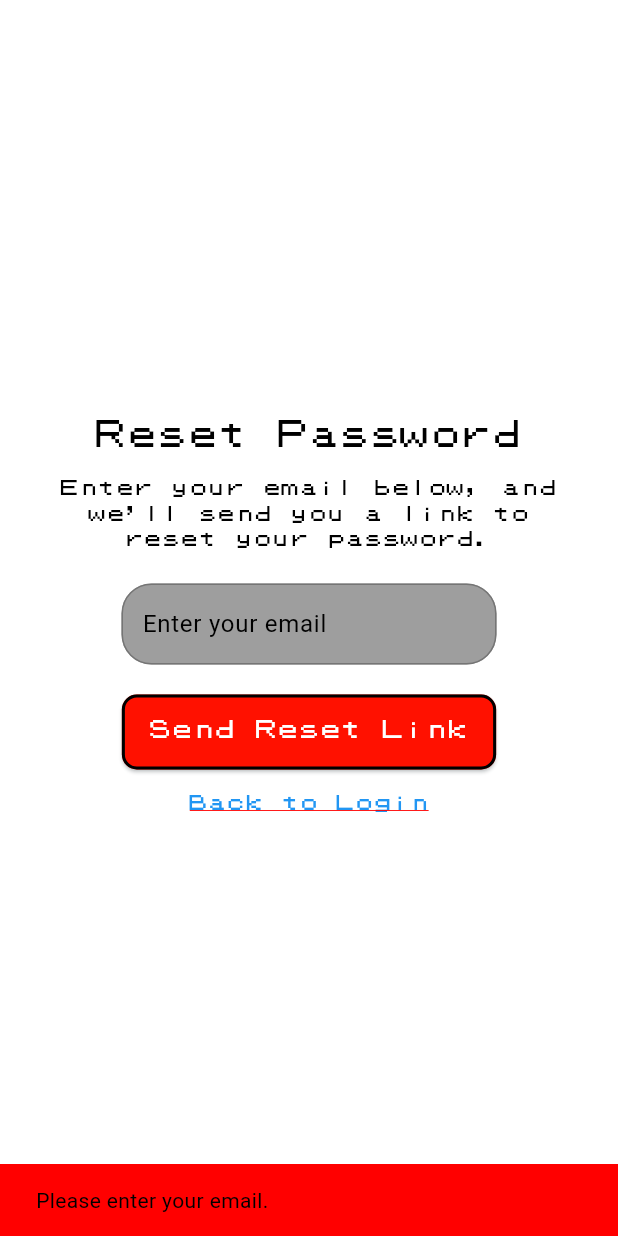
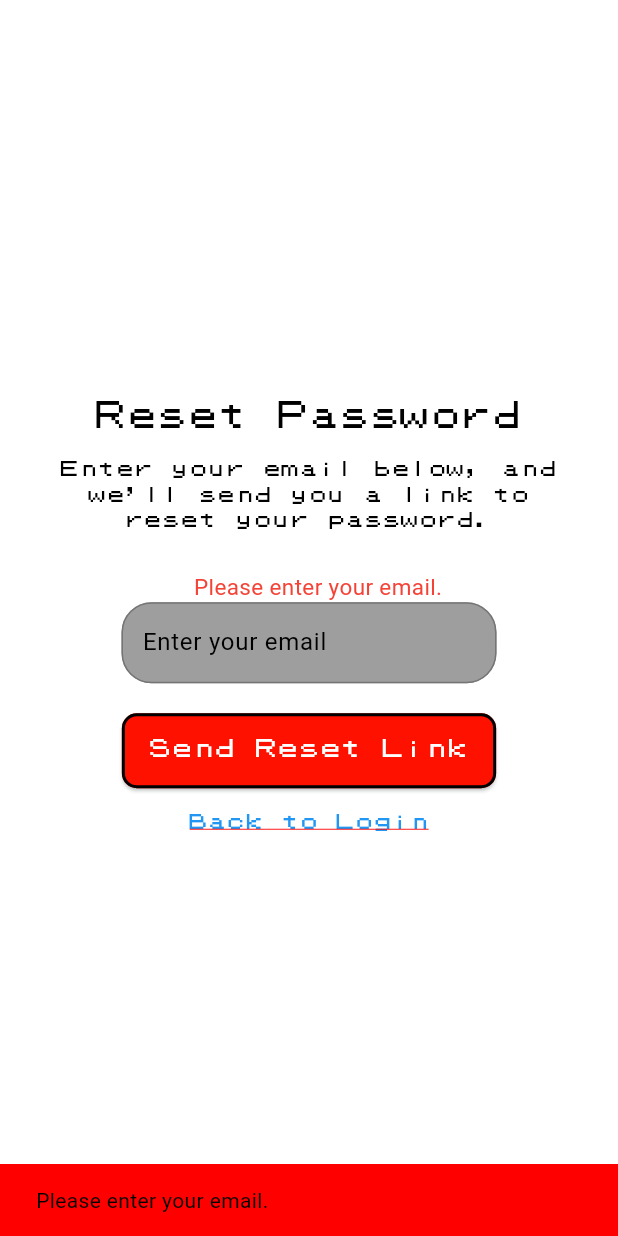
Before and after one commit to alex-nash-ucf/pokeverse, a Flutter app: the ResetPasswordPage screen opened directly, after a tap on "Send Reset Link", on a phone screen of 412 x 824 dp. Run offline on Flutter 3.47's test engine with Material 3 defaults, Android fonts, the phone set to English and light mode, and no system bars; our stand-ins replace email_validator, flutter_svg.

Commit message:
UX updates

```diff
--- a/mobile/lib/screens/ResetPassword.dart
+++ b/mobile/lib/screens/ResetPassword.dart
@@ -20,6 +20,9 @@ class ResetPasswordPage extends StatefulWidget {
 
 class _ResetPasswordPageState extends State<ResetPasswordPage> {
   final _emailController = TextEditingController();
+  bool emailEmpty = false;
+  bool isUser = true;
+  bool isSent = false;
   bool _isLoading = false;
 
   @override
@@ -31,6 +34,9 @@ class _ResetPasswordPageState extends State<ResetPasswordPage> {
   Future<void> _resetPassword() async {
     setState(() {
       _isLoading = true;
+      emailEmpty = false;
+      isUser = true;
+      isSent = false;
     });
 
     final String email = _emailController.text.trim();
@@ -41,6 +47,7 @@ class _ResetPasswordPageState extends State<ResetPasswordPage> {
       );
       setState(() {
         _isLoading = false;
+        emailEmpty = true;
       });
       return;
     }
@@ -57,21 +64,21 @@ class _ResetPasswordPageState extends State<ResetPasswordPage> {
       final responseData = jsonDecode(response.body);
 
       if (response.statusCode == 200) {
-        // Login successful
-        ScaffoldMessenger.of(context).showSnackBar(
-          SnackBar(content: Text('Link sent', style: TextStyle(color: Colors.black))),
-        );
+        // Reset succesful
+        setState(() {
+          isSent = true;
+        });
+        // ScaffoldMessenger.of(context).showSnackBar(
+        //   SnackBar(content: Text('Link sent', style: TextStyle(color: Colors.black))),
+        // );
 
-
-        // Handle the response data (e.g., save user ID, navigate to the next screen)
         print('token: ${responseData['token']}');
         TOKEN = responseData['token'];
 
-      } else if (response.statusCode == 401) {
-        ScaffoldMessenger.of(context).showSnackBar(
-          SnackBar(content: Text(responseData['error'], style: TextStyle(color: Colors.black))),
-        );
       } else {
+        setState(() {
+          isUser = false;
+        });
         ScaffoldMessenger.of(context).showSnackBar(
           SnackBar(content: Text('Failed to send link: ${responseData['error']}', style: TextStyle(color: Colors.black))),
         );
@@ -119,6 +126,28 @@ class _ResetPasswordPageState extends State<ResetPasswordPage> {
                 ),
 
                 SizedBox(height: 20),
+                if(emailEmpty)
+                  Padding(
+                    padding: const EdgeInsets.only(left: 12.0, top: 4.0),
+                    child: Text(
+                      "Please enter your email.",
+                      style: TextStyle(
+                        color: Colors.red,
+                        fontSize: 15,
+                      ),
+                    ),
+                  ),
+                if(!isUser)
+                  Padding(
+                    padding: const EdgeInsets.only(left: 12.0, top: 4.0),
+                    child: Text(
+                      "Invalid email.",
+                      style: TextStyle(
+                        color: Colors.red,
+                        fontSize: 15,
+                      ),
+                    ),
+                  ),
                 SizedBox(
                   width: 250,
                   child: TextField(
@@ -174,6 +203,18 @@ class _ResetPasswordPageState extends State<ResetPasswordPage> {
                     ),
                   ),
                 ),
+                if(isSent)
+                  Padding(
+                    padding: const EdgeInsets.only(left: 12.0, top: 4.0),
+                    child: Text(
+                      "Please check your email.",
+                      style: TextStyle(
+                        color: Colors.black,
+                        fontSize: 15,
+                      ),
+                      textAlign: TextAlign.center,
+                    ),
+                  ),
               ],
             ),
           ),
--- a/mobile/lib/screens/login.dart
+++ b/mobile/lib/screens/login.dart
@@ -72,7 +72,7 @@ class _LoginPageState extends State<LoginPage> {
 
     try {
       final response = await http.post(
-        Uri.parse('http://157.230.80.230:5001/userlogin'),
+        Uri.parse('http://pokeverse.space:5001/userlogin'),
         headers: {'Content-Type': 'application/json'},
         body: jsonEncode({
           'login': username,
--- a/mobile/pubspec.yaml
+++ b/mobile/pubspec.yaml
@@ -28,6 +28,7 @@ environment:
 # the latest version available on pub.dev. To see which dependencies have newer
 # versions available, run `flutter pub outdated`.
 dependencies:
+  email_validator: ^2.1.17
   flutter:
     sdk: flutter
   http: ^0.13.3
```
Also changed, not shown: mobile/lib/screens/SignUp.dart (+23 -54 lines), mobile/pubspec.lock.
